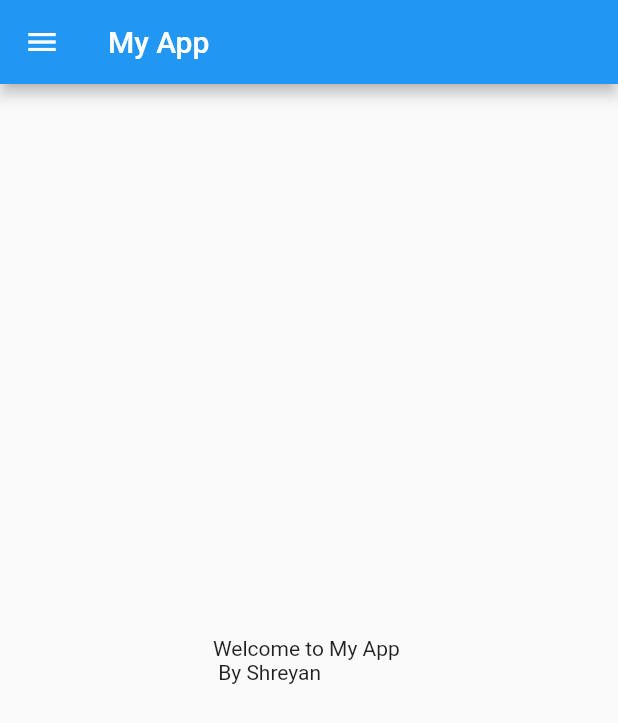
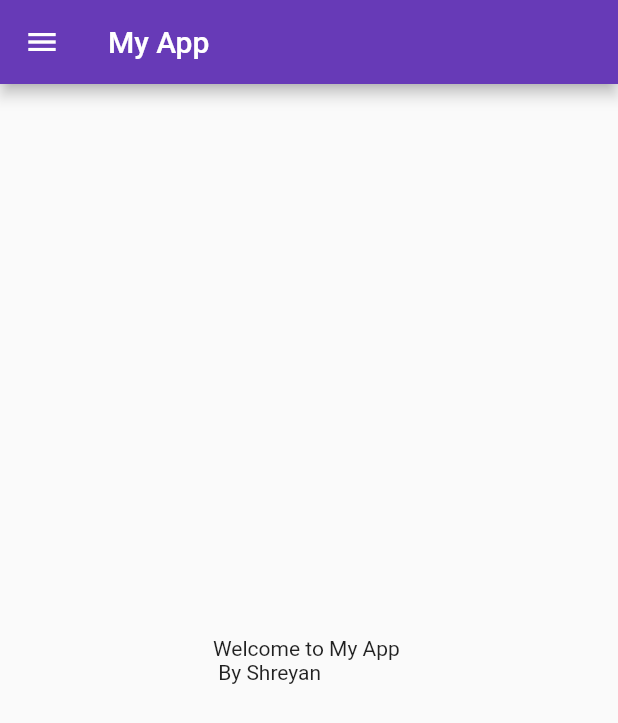
Before and after one commit to Yan-0/shopping_app, a Flutter app: the screen it shows after launch, on a phone screen of 412 x 824 dp. Shown: the top 723 px of the screen. Run offline on Flutter 3.47's test engine with Material 2 defaults, Android fonts, the phone set to English and light mode, and no system bars.

Commit message:
Day 3 Completed

```diff
--- a/lib/main.dart
+++ b/lib/main.dart
@@ -1,5 +1,6 @@
 import 'package:flutter/material.dart';
-import 'package:flutter_app/home.dart';
+import 'package:flutter_app/Screens/home.dart';
+import 'package:flutter_app/Screens/login.dart';
 
 void main() {
   runApp(MyApp());
@@ -9,7 +10,17 @@ class MyApp extends StatelessWidget {
   @override
   Widget build(BuildContext context) {
     return MaterialApp(
-      home: Home(),
+      themeMode: ThemeMode.light,
+      theme: ThemeData(primarySwatch: Colors.deepPurple),
+      darkTheme: ThemeData(
+        brightness: Brightness.dark,
+      ),
+      initialRoute: "/home",
+      routes: {
+        "/": (context) => Login(),
+        "/home": (context) => Home(),
+        "/login": (context) => Login(),
+      },
     );
   }
 }
```
Also changed, not shown: lib/Screens/login.dart (added, +19 -0 lines), lib/Screens/home.dart (renamed from lib/home.dart).
